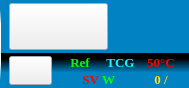
Old version of the form ui/iconswidget.ui in the repository 15903016222/Voice.
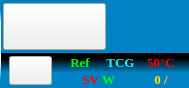
New version of the form. Icons and pictures are not drawn.

What changed in the file:
```diff
--- a/ui/iconswidget.ui
+++ b/ui/iconswidget.ui
@@ -64,13 +64,19 @@
     border-left:1px solid qlineargradient(spread:reflect, x1:0.49435, y1:0.068, x2:0.50565, y2:0.75, stop:0.158192 rgba(0, 130, 195, 255), stop:0.559322 rgba(255, 255, 255, 255));
 }</string>
      </property>
-     <layout class="QHBoxLayout" name="horizontalLayout" stretch="3,2">
+     <layout class="QHBoxLayout" name="horizontalLayout" stretch="4,3">
       <property name="spacing">
-       <number>6</number>
+       <number>3</number>
+      </property>
+      <property name="leftMargin">
+       <number>3</number>
       </property>
       <property name="topMargin">
        <number>3</number>
       </property>
+      <property name="rightMargin">
+       <number>3</number>
+      </property>
       <property name="bottomMargin">
        <number>3</number>
       </property>
@@ -100,7 +106,7 @@
           <number>0</number>
          </property>
          <property name="topMargin">
-          <number>9</number>
+          <number>3</number>
          </property>
          <property name="rightMargin">
           <number>0</number>
```
